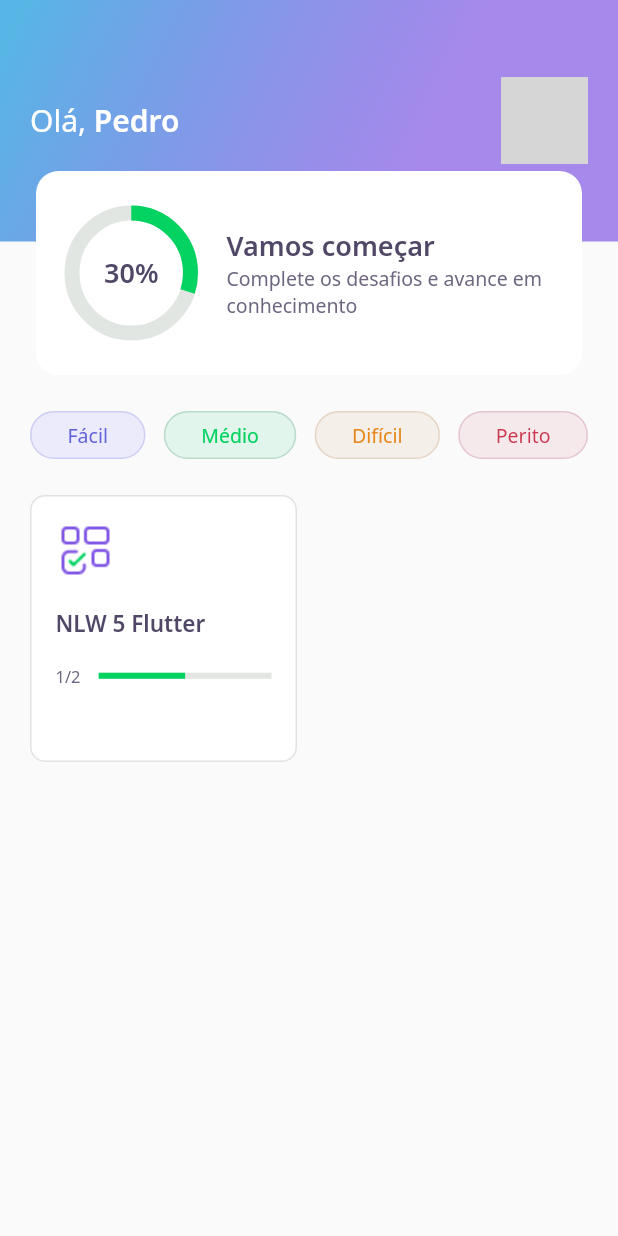
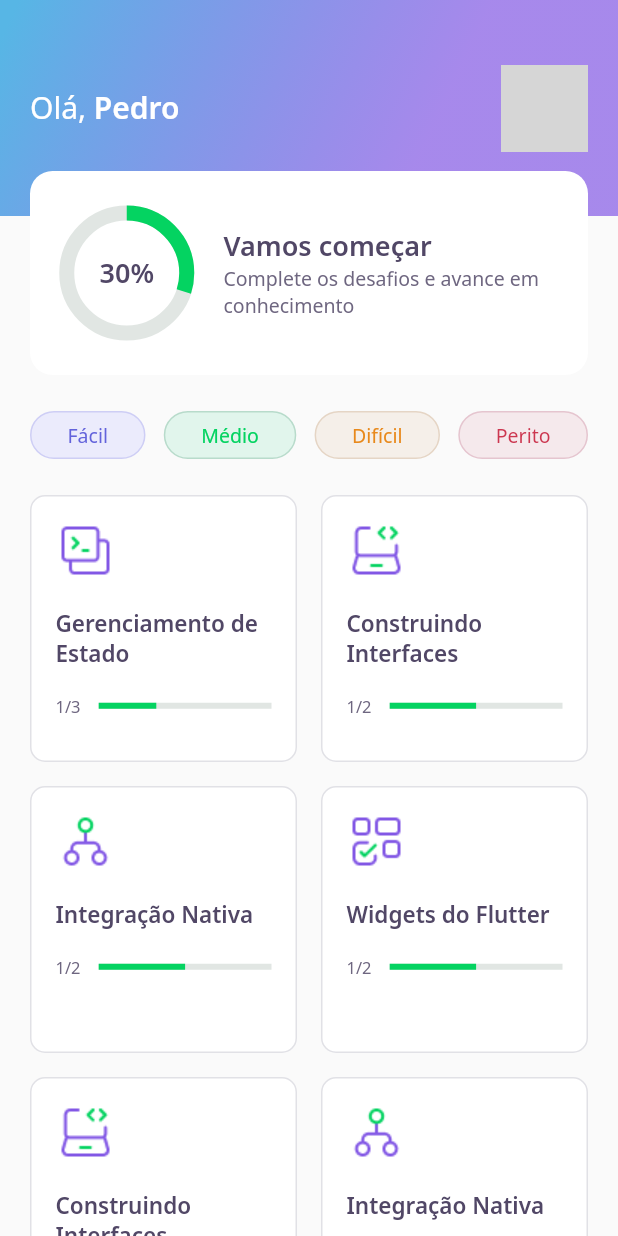
Before and after one commit to hiroyamaguch/DevQuiz, a Flutter app: the screen it shows after launch, on a phone screen of 412 x 824 dp. Run offline on Flutter 3.47's test engine with Material 2 defaults, Android fonts, the phone set to English and light mode, and no system bars; our stand-ins replace google_fonts, share_plus; network calls fail; grey boxes are pictures that could not be loaded.

```diff
--- a/lib/challenge/widget/quiz/quiz_widget.dart
+++ b/lib/challenge/widget/quiz/quiz_widget.dart
@@ -6,7 +6,7 @@ import 'package:flutter/material.dart';
 
 class QuizWidget extends StatefulWidget {
   final QuestionModel question;
-  final ValueChanged<bool> onSelected;
+  final ValueChanged<AnswerModel> onSelected;
 
   const QuizWidget({
     Key? key,
@@ -34,7 +34,7 @@ class _QuizWidgetState extends State<QuizWidget> {
           for (var i = 0; i < widget.question.answers.length; i++)
             AnswerWidget(
               answer: answers(i),
-              disabled: indexSelected != -1,
+              disabled: indexSelected == i,
               isSelected: indexSelected == i,
               onTap: (value) {
                 indexSelected = i;
--- a/lib/home/home_controller.dart
+++ b/lib/home/home_controller.dart
@@ -20,9 +20,9 @@ class HomeController {
     state = HomeState.success;
   }
 
-  void getQuizzes() async {
+  void getQuizzes({required List<String> levels}) async {
     state = HomeState.loading;
-    quizzes = await repository.getQuizzes();
+    quizzes = await repository.getQuizzes(levels: levels);
     state = HomeState.success;
   }
 }
--- a/lib/home/home_page.dart
+++ b/lib/home/home_page.dart
@@ -6,6 +6,7 @@ import 'package:devquiz/home/widgets/appbar/app_bar_widget.dart';
 import 'package:devquiz/home/widgets/level_button/level_button_widget.dart';
 import 'package:devquiz/home/widgets/quiz_card/quiz_card_widget.dart';
 import 'package:flutter/material.dart';
+import 'package:flutter/services.dart';
 
 class HomePage extends StatefulWidget {
   const HomePage({Key? key}) : super(key: key);
@@ -16,13 +17,14 @@ class HomePage extends StatefulWidget {
 
 class _HomePageState extends State<HomePage> {
   final controller = HomeController();
+  List<String> levelQuizzes = ['facil', 'medio', 'dificil', 'perito'];
 
   @override
   void initState() {
     super.initState();
 
     controller.getUser();
-    controller.getQuizzes();
+    controller.getQuizzes(levels: levelQuizzes);
 
     controller.stateNotifier.addListener(() {
       setState(() {});
@@ -31,11 +33,15 @@ class _HomePageState extends State<HomePage> {
 
   @override
   Widget build(BuildContext context) {
+    SystemChrome.setSystemUIOverlayStyle(SystemUiOverlayStyle(
+      statusBarColor: Colors.transparent, // status bar color
+      statusBarBrightness: Brightness.light, //status bar brigtness
+      statusBarIconBrightness: Brightness.light, //status barIcon Brightness
+    ));
+
     if (controller.state == HomeState.success) {
       return Scaffold(
-          appBar: AppBarWidget(
-            user: controller.user!,
-          ),
+        appBar: AppBarWidget(user: controller.user!),
         body: Padding(
           padding: const EdgeInsets.symmetric(horizontal: 20),
           child: Column(
@@ -44,10 +50,46 @@ class _HomePageState extends State<HomePage> {
               Row(
                 mainAxisAlignment: MainAxisAlignment.spaceBetween,
                 children: [
-                    LevelButtonWidget(label: 'Fácil'),
-                    LevelButtonWidget(label: 'Médio'),
-                    LevelButtonWidget(label: 'Difícil'),
-                    LevelButtonWidget(label: 'Perito'),
+                  LevelButtonWidget(
+                    label: 'Fácil',
+                    onTap: (isSelected) {
+                      if (isSelected)
+                        levelQuizzes.add('facil');
+                      else
+                        levelQuizzes.remove('facil');
+                      controller.getQuizzes(levels: levelQuizzes);
+                    },
+                  ),
+                  LevelButtonWidget(
+                    label: 'Médio',
+                    onTap: (isSelected) {
+                      if (isSelected)
+                        levelQuizzes.add('medio');
+                      else
+                        levelQuizzes.remove('medio');
+                      controller.getQuizzes(levels: levelQuizzes);
+                    },
+                  ),
+                  LevelButtonWidget(
+                    label: 'Difícil',
+                    onTap: (isSelected) {
+                      if (isSelected)
+                        levelQuizzes.add('dificil');
+                      else
+                        levelQuizzes.remove('dificil');
+                      controller.getQuizzes(levels: levelQuizzes);
+                    },
+                  ),
+                  LevelButtonWidget(
+                    label: 'Perito',
+                    onTap: (isSelected) {
+                      if (isSelected)
+                        levelQuizzes.add('perito');
+                      else
+                        levelQuizzes.remove('perito');
+                      controller.getQuizzes(levels: levelQuizzes);
+                    },
+                  ),
                 ],
               ),
               SizedBox(height: 24),
@@ -59,10 +101,11 @@ class _HomePageState extends State<HomePage> {
                     children: controller.quizzes!
                         .map((quiz) => QuizCardWidget(
                             title: quiz.title,
-                                percent: quiz.questionAnswered /
-                                    quiz.questions.length,
+                            percent:
+                                quiz.questionAnswered / quiz.questions.length,
                             progress:
                                 "${quiz.questionAnswered}/${quiz.questions.length}",
+                            imageName: quiz.imagem,
                             onTap: () {
                               Navigator.push(
                                   context,
@@ -70,12 +113,15 @@ class _HomePageState extends State<HomePage> {
                                     builder: (context) => ChallengePage(
                                       questions: quiz.questions,
                                       title: quiz.title,
-                                              )));
+                                    ),
+                                  ));
                             }))
-                            .toList()))
+                        .toList()),
+              )
             ],
           ),
-          ));
+        ),
+      );
     } else {
       return Scaffold(
         body: Center(
--- a/lib/home/widgets/appbar/app_bar_widget.dart
+++ b/lib/home/widgets/appbar/app_bar_widget.dart
@@ -15,7 +15,7 @@ class AppBarWidget extends PreferredSize {
             child: Stack(
               children: [
                 Container(
-                  height: 161,
+                  height: 144,
                   width: double.maxFinite,
                   padding: const EdgeInsets.symmetric(horizontal: 20),
                   decoration: BoxDecoration(gradient: AppGradients.linear),
@@ -44,9 +44,7 @@ class AppBarWidget extends PreferredSize {
                 ),
                 Align(
                   alignment: Alignment(0, 1),
-                  child: ScoreCardWidget(
-                    percent: user.score / 100,
-                  ),
+                  child: ScoreCardWidget(percent: user.score / 100),
                 )
               ],
             ),
--- a/lib/home/widgets/level_button/level_button_widget.dart
+++ b/lib/home/widgets/level_button/level_button_widget.dart
@@ -2,17 +2,28 @@ import 'package:devquiz/core/app_colors.dart';
 import 'package:flutter/material.dart';
 import 'package:google_fonts/google_fonts.dart';
 
-class LevelButtonWidget extends StatelessWidget {
+class LevelButtonWidget extends StatefulWidget {
   final String label;
+  final ValueChanged<bool> onTap;
 
-  LevelButtonWidget({Key? key, required this.label})
-      : assert([
+  LevelButtonWidget({
+    Key? key,
+    required this.label,
+    required this.onTap,
+  })   : assert([
           "Fácil",
           "Médio",
           "Difícil",
           "Perito",
         ].contains(label)),
         super(key: key);
+
+  @override
+  _LevelButtonWidgetState createState() => _LevelButtonWidgetState();
+}
+
+class _LevelButtonWidgetState extends State<LevelButtonWidget> {
+  bool isSelected = true;
 
   final config = {
     "Fácil": {
@@ -37,13 +48,23 @@ class LevelButtonWidget extends StatelessWidget {
     },
   };
 
-  Color get color => config[label]!['color']!;
-  Color get borderColor => config[label]!['borderColor']!;
-  Color get fontColor => config[label]!['fontColor']!;
+  Color get color =>
+      isSelected ? config[widget.label]!['color']! : AppColors.white;
+
+  Color get borderColor =>
+      isSelected ? config[widget.label]!['borderColor']! : AppColors.border;
+
+  Color get fontColor =>
+      isSelected ? config[widget.label]!['fontColor']! : AppColors.grey;
 
   @override
   Widget build(BuildContext context) {
-    return Container(
+    return GestureDetector(
+      onTap: () {
+        isSelected = !isSelected;
+        widget.onTap(isSelected);
+      },
+      child: Container(
         decoration: BoxDecoration(
             color: color,
             border: Border.fromBorderSide(BorderSide(color: borderColor)),
@@ -51,8 +72,9 @@ class LevelButtonWidget extends StatelessWidget {
         child: Padding(
           padding: const EdgeInsets.symmetric(horizontal: 24, vertical: 6),
           child: Text(
-          this.label,
+            this.widget.label,
             style: GoogleFonts.notoSans(fontSize: 13, color: fontColor),
+          ),
         ),
       ),
     );
--- a/lib/home/widgets/quiz_card/quiz_card_widget.dart
+++ b/lib/home/widgets/quiz_card/quiz_card_widget.dart
@@ -7,16 +7,25 @@ import 'package:flutter/material.dart';
 class QuizCardWidget extends StatelessWidget {
   final String title;
   final String progress;
+  final String imageName;
   final double percent;
   final VoidCallback onTap;
 
-  const QuizCardWidget({
+  QuizCardWidget({
     Key? key,
     required this.title,
     required this.progress,
+    required this.imageName,
     required this.percent,
     required this.onTap,
   }) : super(key: key);
+
+  final config = {
+    "data": AppImages.data,
+    "laptop": AppImages.laptop,
+    "blocks": AppImages.blocks,
+    "hierarchy": AppImages.hierarchy,
+  };
 
   @override
   Widget build(BuildContext context) {
@@ -30,7 +39,7 @@ class QuizCardWidget extends StatelessWidget {
             borderRadius: BorderRadius.circular(10)),
         child: Column(crossAxisAlignment: CrossAxisAlignment.start, children: [
           Container(
-              height: 40, width: 40, child: Image.asset(AppImages.blocks)),
+              height: 40, width: 40, child: Image.asset(config[imageName]!)),
           SizedBox(height: 18),
           Text(this.title, style: AppTextStyles.heading15),
           SizedBox(height: 18),
--- a/lib/home/widgets/score_card/score_card_widget.dart
+++ b/lib/home/widgets/score_card/score_card_widget.dart
@@ -14,7 +14,7 @@ class ScoreCardWidget extends StatelessWidget {
   @override
   Widget build(BuildContext context) {
     return Padding(
-      padding: const EdgeInsets.symmetric(horizontal: 24),
+      padding: const EdgeInsets.symmetric(horizontal: 20),
       child: Container(
         height: 136,
         decoration: BoxDecoration(
--- a/lib/result/result_page.dart
+++ b/lib/result/result_page.dart
@@ -26,7 +26,7 @@ class ResultPage extends StatelessWidget {
           children: [
             Column(
               children: [
-                Image.asset(AppImages.trophy),
+                Image.asset(AppImages.trophy, height: 250),
                 Text(
                   "Parabéns!",
                   style: AppTextStyles.heading40,
--- a/lib/splash/splash_page.dart
+++ b/lib/splash/splash_page.dart
@@ -17,7 +17,11 @@ class SplashPage extends StatelessWidget {
     return Scaffold(
       body: Container(
         decoration: BoxDecoration(gradient: AppGradients.linear),
-        child: Center(child: Image.asset(AppImages.logo)),
+        child: Center(
+            child: Image.asset(
+          AppImages.logo,
+          width: 215,
+        )),
       ),
     );
   }
```
Also changed, not shown: assets/database/quizzes.json (+295 -13 lines), lib/challenge/challenge_page.dart (+44 -14 lines), lib/challenge/widget/answer/anser_widget.dart (+8 -27 lines), lib/correct_wrong/correct_wrong_page.dart (added, +68 -0 lines), lib/home/home_repository.dart (+6 -2 lines), lib/main.dart (+11 -0 lines), assets/images/check.png, assets/images/error.png, assets/images/logo.png, assets/images/trophy.png, pubspec.lock. Lines whose indentation alone changed are shown as unchanged.
